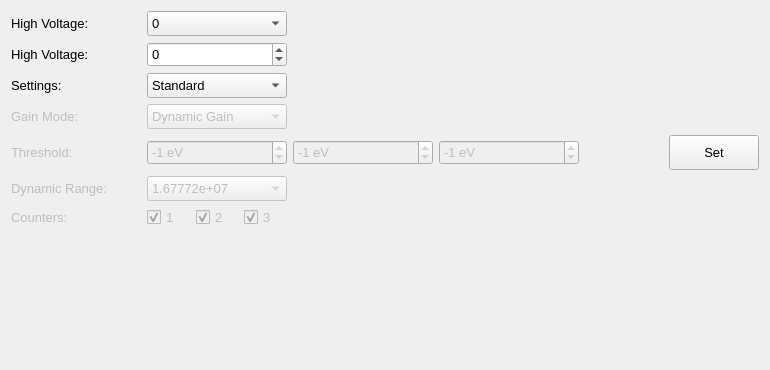
Qt form slsDetectorGui/forms/form_tab_settings.ui (slsdetectorgroup/slsDetectorPackage) before a commit.
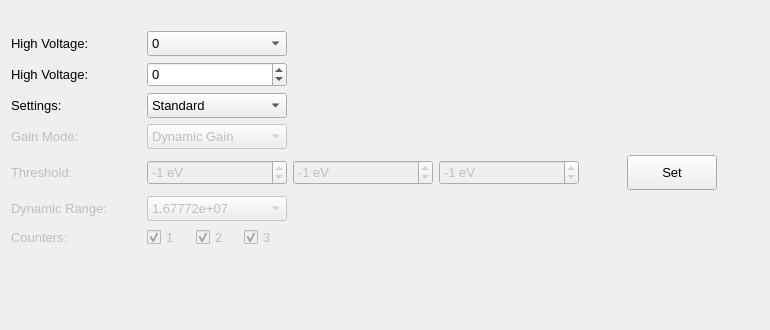
The same form after that commit. Icons and pictures are not drawn.

```diff
--- a/slsDetectorGui/forms/form_tab_settings.ui
+++ b/slsDetectorGui/forms/form_tab_settings.ui
@@ -7,7 +7,7 @@
     <x>0</x>
     <y>0</y>
     <width>770</width>
-    <height>370</height>
+    <height>330</height>
    </rect>
   </property>
   <property name="sizePolicy">
@@ -38,60 +38,7 @@
    <string>Form</string>
   </property>
   <layout class="QGridLayout" name="gridLayout">
-   <item row="4" column="0">
-    <widget class="QLabel" name="lblThreshold">
-     <property name="enabled">
-      <bool>false</bool>
-     </property>
-     <property name="minimumSize">
-      <size>
-       <width>110</width>
-       <height>0</height>
-      </size>
-     </property>
-     <property name="maximumSize">
-      <size>
-       <width>110</width>
-       <height>16777215</height>
-      </size>
-     </property>
-     <property name="font">
-      <font>
-       <family>Cantarell</family>
-       <pointsize>10</pointsize>
-      </font>
-     </property>
-     <property name="text">
-      <string>Threshold:</string>
-     </property>
-    </widget>
-   </item>
-   <item row="6" column="2">
-    <widget class="QCheckBox" name="chkCounter1">
-     <property name="enabled">
-      <bool>false</bool>
-     </property>
-     <property name="maximumSize">
-      <size>
-       <width>50</width>
-       <height>16777215</height>
-      </size>
-     </property>
-     <property name="font">
-      <font>
-       <family>Cantarell</family>
-       <pointsize>10</pointsize>
-      </font>
-     </property>
-     <property name="text">
-      <string>1</string>
-     </property>
-     <property name="checked">
-      <bool>true</bool>
-     </property>
-    </widget>
-   </item>
-   <item row="0" column="2" colspan="3">
+   <item row="1" column="2" colspan="3">
     <widget class="QComboBox" name="comboHV">
      <property name="sizePolicy">
       <sizepolicy hsizetype="Expanding" vsizetype="Fixed">
@@ -157,39 +104,7 @@
      </item>
     </widget>
    </item>
-   <item row="7" column="2">
-    <spacer name="verticalSpacer">
-     <property name="orientation">
-      <enum>Qt::Vertical</enum>
-     </property>
-     <property name="sizeType">
-      <enum>QSizePolicy::Expanding</enum>
-     </property>
-     <property name="sizeHint" stdset="0">
-      <size>
-       <width>20</width>
-       <height>20</height>
-      </size>
-     </property>
-    </spacer>
-   </item>
-   <item row="2" column="1">
-    <spacer name="horizontalSpacer">
-     <property name="orientation">
-      <enum>Qt::Horizontal</enum>
-     </property>
-     <property name="sizeType">
-      <enum>QSizePolicy::Fixed</enum>
-     </property>
-     <property name="sizeHint" stdset="0">
-      <size>
-       <width>20</width>
-       <height>20</height>
-      </size>
-     </property>
-    </spacer>
-   </item>
-   <item row="2" column="0">
+   <item row="3" column="0">
     <widget class="QLabel" name="lblSettings">
      <property name="enabled">
       <bool>true</bool>
@@ -217,255 +132,70 @@
      </property>
     </widget>
    </item>
-   <item row="4" column="6">
-    <widget class="QSpinBox" name="spinThreshold3">
-     <property name="enabled">
-      <bool>false</bool>
-     </property>
-     <property name="minimumSize">
-      <size>
-       <width>140</width>
-       <height>25</height>
-      </size>
-     </property>
-     <property name="maximumSize">
-      <size>
-       <width>140</width>
-       <height>25</height>
-      </size>
-     </property>
-     <property name="font">
-      <font>
-       <family>Cantarell</family>
-       <pointsize>10</pointsize>
-      </font>
-     </property>
-     <property name="keyboardTracking">
-      <bool>false</bool>
-     </property>
-     <property name="suffix">
-      <string> eV</string>
-     </property>
-     <property name="minimum">
-      <number>-100000</number>
-     </property>
-     <property name="maximum">
-      <number>100000</number>
-     </property>
-     <property name="singleStep">
-      <number>100</number>
-     </property>
-     <property name="value">
-      <number>-1</number>
-     </property>
-    </widget>
-   </item>
-   <item row="3" column="2" colspan="3">
-    <widget class="QComboBox" name="comboGainMode">
-     <property name="enabled">
-      <bool>false</bool>
-     </property>
-     <property name="sizePolicy">
-      <sizepolicy hsizetype="Preferred" vsizetype="Fixed">
-       <horstretch>0</horstretch>
-       <verstretch>0</verstretch>
-      </sizepolicy>
-     </property>
-     <property name="minimumSize">
-      <size>
-       <width>0</width>
-       <height>25</height>
-      </size>
-     </property>
-     <property name="maximumSize">
-      <size>
-       <width>140</width>
-       <height>25</height>
-      </size>
-     </property>
-     <property name="font">
-      <font>
-       <family>Cantarell</family>
-       <pointsize>10</pointsize>
-      </font>
-     </property>
-     <property name="toolTip">
-      <string>&lt;html&gt;&lt;head/&gt;&lt;body&gt;&lt;p&gt;Gain Mode of the detector&lt;/p&gt;&lt;p&gt; #gainmode#&lt;/p&gt;&lt;p&gt;&lt;br/&gt;&lt;/p&gt;&lt;p&gt;Fix G0 is to be used with utmost caution. Can damage the detector!&lt;/p&gt;&lt;/body&gt;&lt;/html&gt;</string>
-     </property>
-     <item>
-      <property name="text">
-       <string>Dynamic Gain</string>
-      </property>
-     </item>
-     <item>
-      <property name="text">
-       <string>Force Switch G1</string>
-      </property>
-     </item>
-     <item>
-      <property name="text">
-       <string>Force Switch G2</string>
-      </property>
-     </item>
-     <item>
-      <property name="text">
-       <string>Fix G1</string>
-      </property>
-     </item>
-     <item>
-      <property name="text">
-       <string>Fix G2</string>
-      </property>
-     </item>
-     <item>
-      <property name="text">
-       <string>Fix G0</string>
-      </property>
-     </item>
-    </widget>
-   </item>
-   <item row="4" column="7">
-    <spacer name="horizontalSpacer_3">
-     <property name="orientation">
-      <enum>Qt::Horizontal</enum>
-     </property>
-     <property name="sizeType">
-      <enum>QSizePolicy::Expanding</enum>
-     </property>
-     <property name="sizeHint" stdset="0">
-      <size>
-       <width>20</width>
-       <height>20</height>
-      </size>
-     </property>
-    </spacer>
-   </item>
-   <item row="3" column="0">
-    <widget class="QLabel" name="lblGainMode">
-     <property name="enabled">
-      <bool>false</bool>
-     </property>
-     <property name="minimumSize">
-      <size>
-       <width>110</width>
-       <height>0</height>
-      </size>
-     </property>
-     <property name="maximumSize">
-      <size>
-       <width>110</width>
-       <height>16777215</height>
-      </size>
-     </property>
-     <property name="font">
-      <font>
-       <family>Cantarell</family>
-       <pointsize>10</pointsize>
-      </font>
-     </property>
-     <property name="text">
-      <string>Gain Mode:</string>
-     </property>
-    </widget>
-   </item>
-   <item row="0" column="0">
-    <widget class="QLabel" name="lblComboHV">
-     <property name="sizePolicy">
-      <sizepolicy hsizetype="Fixed" vsizetype="Preferred">
-       <horstretch>0</horstretch>
-       <verstretch>0</verstretch>
-      </sizepolicy>
-     </property>
-     <property name="font">
-      <font>
-       <family>Cantarell</family>
-       <pointsize>10</pointsize>
-      </font>
-     </property>
-     <property name="toolTip">
-      <string>&lt;html&gt;&lt;head/&gt;&lt;body&gt;&lt;p&gt;High Voltage&lt;/p&gt;&lt;p&gt; #highvoltage#&lt;/p&gt;&lt;/body&gt;&lt;/html&gt;</string>
-     </property>
-     <property name="text">
-      <string>High Voltage: </string>
-     </property>
-    </widget>
-   </item>
-   <item row="6" column="3">
-    <widget class="QCheckBox" name="chkCounter2">
-     <property name="enabled">
-      <bool>false</bool>
-     </property>
-     <property name="maximumSize">
-      <size>
-       <width>50</width>
-       <height>16777215</height>
-      </size>
-     </property>
-     <property name="font">
-      <font>
-       <family>Cantarell</family>
-       <pointsize>10</pointsize>
-      </font>
-     </property>
-     <property name="text">
-      <string>2</string>
-     </property>
-     <property name="checked">
-      <bool>true</bool>
-     </property>
-    </widget>
-   </item>
-   <item row="5" column="2" colspan="3">
-    <widget class="QComboBox" name="comboDynamicRange">
-     <property name="enabled">
-      <bool>false</bool>
-     </property>
-     <property name="minimumSize">
-      <size>
-       <width>0</width>
-       <height>25</height>
-      </size>
-     </property>
-     <property name="maximumSize">
-      <size>
-       <width>140</width>
-       <height>25</height>
-      </size>
-     </property>
-     <property name="font">
-      <font>
-       <family>Cantarell</family>
-       <pointsize>10</pointsize>
-      </font>
-     </property>
-     <item>
-      <property name="text">
-       <string>1.67772e+07</string>
-      </property>
-     </item>
-     <item>
-      <property name="text">
-       <string>65535</string>
-      </property>
-     </item>
-     <item>
-      <property name="text">
-       <string>4095</string>
-      </property>
-     </item>
-     <item>
-      <property name="text">
-       <string>255</string>
-      </property>
-     </item>
-     <item>
-      <property name="text">
-       <string>7</string>
-      </property>
-     </item>
-    </widget>
-   </item>
    <item row="1" column="0">
+    <widget class="QLabel" name="lblComboHV">
+     <property name="sizePolicy">
+      <sizepolicy hsizetype="Fixed" vsizetype="Preferred">
+       <horstretch>0</horstretch>
+       <verstretch>0</verstretch>
+      </sizepolicy>
+     </property>
+     <property name="font">
+      <font>
+       <family>Cantarell</family>
+       <pointsize>10</pointsize>
+      </font>
+     </property>
+     <property name="toolTip">
+      <string>&lt;html&gt;&lt;head/&gt;&lt;body&gt;&lt;p&gt;High Voltage&lt;/p&gt;&lt;p&gt; #highvoltage#&lt;/p&gt;&lt;/body&gt;&lt;/html&gt;</string>
+     </property>
+     <property name="text">
+      <string>High Voltage: </string>
+     </property>
+    </widget>
+   </item>
+   <item row="8" column="2">
+    <spacer name="verticalSpacer">
+     <property name="orientation">
+      <enum>Qt::Vertical</enum>
+     </property>
+     <property name="sizeType">
+      <enum>QSizePolicy::Expanding</enum>
+     </property>
+     <property name="sizeHint" stdset="0">
+      <size>
+       <width>20</width>
+       <height>20</height>
+      </size>
+     </property>
+    </spacer>
+   </item>
+   <item row="7" column="4">
+    <widget class="QCheckBox" name="chkCounter3">
+     <property name="enabled">
+      <bool>false</bool>
+     </property>
+     <property name="maximumSize">
+      <size>
+       <width>50</width>
+       <height>16777215</height>
+      </size>
+     </property>
+     <property name="font">
+      <font>
+       <family>Cantarell</family>
+       <pointsize>10</pointsize>
+      </font>
+     </property>
+     <property name="text">
+      <string>3</string>
+     </property>
+     <property name="checked">
+      <bool>true</bool>
+     </property>
+    </widget>
+   </item>
+   <item row="2" column="0">
     <widget class="QLabel" name="lblSpinHV">
      <property name="sizePolicy">
       <sizepolicy hsizetype="Fixed" vsizetype="Preferred">
@@ -487,21 +217,31 @@
      </property>
     </widget>
    </item>
-   <item row="4" column="2" colspan="3">
-    <widget class="QSpinBox" name="spinThreshold">
+   <item row="5" column="7">
+    <spacer name="horizontalSpacer_3">
+     <property name="orientation">
+      <enum>Qt::Horizontal</enum>
+     </property>
+     <property name="sizeType">
+      <enum>QSizePolicy::Expanding</enum>
+     </property>
+     <property name="sizeHint" stdset="0">
+      <size>
+       <width>20</width>
+       <height>20</height>
+      </size>
+     </property>
+    </spacer>
+   </item>
+   <item row="7" column="2">
+    <widget class="QCheckBox" name="chkCounter1">
      <property name="enabled">
       <bool>false</bool>
      </property>
-     <property name="minimumSize">
-      <size>
-       <width>140</width>
-       <height>25</height>
-      </size>
-     </property>
      <property name="maximumSize">
       <size>
-       <width>140</width>
-       <height>25</height>
+       <width>50</width>
+       <height>16777215</height>
       </size>
      </property>
      <property name="font">
@@ -510,27 +250,43 @@
        <pointsize>10</pointsize>
       </font>
      </property>
-     <property name="keyboardTracking">
-      <bool>false</bool>
+     <property name="text">
+      <string>1</string>
      </property>
-     <property name="suffix">
-      <string> eV</string>
-     </property>
-     <property name="minimum">
-      <number>-100000</number>
-     </property>
-     <property name="maximum">
-      <number>100000</number>
-     </property>
-     <property name="singleStep">
-      <number>100</number>
-     </property>
-     <property name="value">
-      <number>-1</number>
+     <property name="checked">
+      <bool>true</bool>
      </property>
     </widget>
    </item>
    <item row="5" column="0">
+    <widget class="QLabel" name="lblThreshold">
+     <property name="enabled">
+      <bool>false</bool>
+     </property>
+     <property name="minimumSize">
+      <size>
+       <width>110</width>
+       <height>0</height>
+      </size>
+     </property>
+     <property name="maximumSize">
+      <size>
+       <width>110</width>
+       <height>16777215</height>
+      </size>
+     </property>
+     <property name="font">
+      <font>
+       <family>Cantarell</family>
+       <pointsize>10</pointsize>
+      </font>
+     </property>
+     <property name="text">
+      <string>Threshold:</string>
+     </property>
+    </widget>
+   </item>
+   <item row="6" column="0">
     <widget class="QLabel" name="lblDynamicRange">
      <property name="enabled">
       <bool>false</bool>
@@ -559,6 +315,71 @@
     </widget>
    </item>
    <item row="2" column="2" colspan="3">
+    <widget class="QSpinBox" name="spinHV">
+     <property name="sizePolicy">
+      <sizepolicy hsizetype="Expanding" vsizetype="Fixed">
+       <horstretch>0</horstretch>
+       <verstretch>0</verstretch>
+      </sizepolicy>
+     </property>
+     <property name="minimumSize">
+      <size>
+       <width>0</width>
+       <height>25</height>
+      </size>
+     </property>
+     <property name="maximumSize">
+      <size>
+       <width>140</width>
+       <height>25</height>
+      </size>
+     </property>
+     <property name="font">
+      <font>
+       <family>Cantarell</family>
+       <pointsize>10</pointsize>
+      </font>
+     </property>
+     <property name="toolTip">
+      <string>&lt;html&gt;&lt;head/&gt;&lt;body&gt;&lt;p&gt;High Voltage. Range: 60 - 200V. Swich off high voltage by setting to 0.&lt;/p&gt;&lt;p&gt;-1 corresponds to different values from detectors.&lt;/p&gt;&lt;p&gt;#highvoltage#&lt;/p&gt;&lt;/body&gt;&lt;/html&gt;</string>
+     </property>
+     <property name="keyboardTracking">
+      <bool>false</bool>
+     </property>
+     <property name="minimum">
+      <number>-1</number>
+     </property>
+     <property name="maximum">
+      <number>200</number>
+     </property>
+    </widget>
+   </item>
+   <item row="7" column="3">
+    <widget class="QCheckBox" name="chkCounter2">
+     <property name="enabled">
+      <bool>false</bool>
+     </property>
+     <property name="maximumSize">
+      <size>
+       <width>50</width>
+       <height>16777215</height>
+      </size>
+     </property>
+     <property name="font">
+      <font>
+       <family>Cantarell</family>
+       <pointsize>10</pointsize>
+      </font>
+     </property>
+     <property name="text">
+      <string>2</string>
+     </property>
+     <property name="checked">
+      <bool>true</bool>
+     </property>
+    </widget>
+   </item>
+   <item row="3" column="2" colspan="3">
     <widget class="QComboBox" name="comboSettings">
      <property name="enabled">
       <bool>true</bool>
@@ -703,118 +524,7 @@
      </item>
     </widget>
    </item>
-   <item row="6" column="0">
-    <widget class="QLabel" name="lblCounter">
-     <property name="enabled">
-      <bool>false</bool>
-     </property>
-     <property name="minimumSize">
-      <size>
-       <width>110</width>
-       <height>0</height>
-      </size>
-     </property>
-     <property name="maximumSize">
-      <size>
-       <width>110</width>
-       <height>16777215</height>
-      </size>
-     </property>
-     <property name="font">
-      <font>
-       <family>Cantarell</family>
-       <pointsize>10</pointsize>
-      </font>
-     </property>
-     <property name="text">
-      <string>Counters:</string>
-     </property>
-    </widget>
-   </item>
-   <item row="4" column="5">
-    <widget class="QSpinBox" name="spinThreshold2">
-     <property name="enabled">
-      <bool>false</bool>
-     </property>
-     <property name="minimumSize">
-      <size>
-       <width>140</width>
-       <height>25</height>
-      </size>
-     </property>
-     <property name="maximumSize">
-      <size>
-       <width>140</width>
-       <height>25</height>
-      </size>
-     </property>
-     <property name="font">
-      <font>
-       <family>Cantarell</family>
-       <pointsize>10</pointsize>
-      </font>
-     </property>
-     <property name="keyboardTracking">
-      <bool>false</bool>
-     </property>
-     <property name="suffix">
-      <string> eV</string>
-     </property>
-     <property name="minimum">
-      <number>-100000</number>
-     </property>
-     <property name="maximum">
-      <number>100000</number>
-     </property>
-     <property name="singleStep">
-      <number>100</number>
-     </property>
-     <property name="value">
-      <number>-1</number>
-     </property>
-    </widget>
-   </item>
-   <item row="1" column="2" colspan="3">
-    <widget class="QSpinBox" name="spinHV">
-     <property name="sizePolicy">
-      <sizepolicy hsizetype="Expanding" vsizetype="Fixed">
-       <horstretch>0</horstretch>
-       <verstretch>0</verstretch>
-      </sizepolicy>
-     </property>
-     <property name="minimumSize">
-      <size>
-       <width>0</width>
-       <height>25</height>
-      </size>
-     </property>
-     <property name="maximumSize">
-      <size>
-       <width>140</width>
-       <height>25</height>
-      </size>
-     </property>
-     <property name="font">
-      <font>
-       <family>Cantarell</family>
-       <pointsize>10</pointsize>
-      </font>
-     </property>
-     <property name="toolTip">
-      <string>&lt;html&gt;&lt;head/&gt;&lt;body&gt;&lt;p&gt;High Voltage. Range: 60 - 200V. Swich off high voltage by setting to 0.&lt;/p&gt;&lt;p&gt;-1 corresponds to different values from detectors.&lt;/p&gt;&lt;p&gt;#highvoltage#&lt;/p&gt;&lt;/body&gt;&lt;/html&gt;</string>
-     </property>
-     <property name="keyboardTracking">
-      <bool>false</bool>
-     </property>
-     <property name="minimum">
-      <number>-1</number>
-     </property>
-     <property name="maximum">
-      <number>200</number>
-     </property>
-    </widget>
-   </item>
-   <item row="4" column="8">
+   <item row="5" column="8">
     <widget class="QPushButton" name="btnSetThreshold">
      <property name="enabled">
       <bool>true</bool>
@@ -895,14 +605,20 @@
      </property>
     </widget>
    </item>
-   <item row="6" column="4">
-    <widget class="QCheckBox" name="chkCounter3">
+   <item row="4" column="0">
+    <widget class="QLabel" name="lblGainMode">
      <property name="enabled">
       <bool>false</bool>
      </property>
+     <property name="minimumSize">
+      <size>
+       <width>110</width>
+       <height>0</height>
+      </size>
+     </property>
      <property name="maximumSize">
       <size>
-       <width>50</width>
+       <width>110</width>
        <height>16777215</height>
       </size>
      </property>
@@ -913,13 +629,323 @@
       </font>
      </property>
      <property name="text">
-      <string>3</string>
+      <string>Gain Mode:</string>
      </property>
-     <property name="checked">
-      <bool>true</bool>
+    </widget>
+   </item>
+   <item row="5" column="2" colspan="3">
+    <widget class="QSpinBox" name="spinThreshold">
+     <property name="enabled">
+      <bool>false</bool>
      </property>
+     <property name="minimumSize">
+      <size>
+       <width>140</width>
+       <height>25</height>
+      </size>
+     </property>
+     <property name="maximumSize">
+      <size>
+       <width>140</width>
+       <height>25</height>
+      </size>
+     </property>
+     <property name="font">
+      <font>
+       <family>Cantarell</family>
+       <pointsize>10</pointsize>
+      </font>
+     </property>
+     <property name="keyboardTracking">
+      <bool>false</bool>
+     </property>
+     <property name="suffix">
+      <string> eV</string>
+     </property>
+     <property name="minimum">
+      <number>-100000</number>
+     </property>
+     <property name="maximum">
+      <number>100000</number>
+     </property>
+     <property name="singleStep">
+      <number>100</number>
+     </property>
+     <property name="value">
+      <number>-1</number>
+     </property>
     </widget>
    </item>
+   <item row="5" column="5">
+    <widget class="QSpinBox" name="spinThreshold2">
+     <property name="enabled">
+      <bool>false</bool>
+     </property>
+     <property name="minimumSize">
+      <size>
+       <width>140</width>
+       <height>25</height>
+      </size>
+     </property>
+     <property name="maximumSize">
+      <size>
+       <width>140</width>
+       <height>25</height>
+      </size>
+     </property>
+     <property name="font">
+      <font>
+       <family>Cantarell</family>
+       <pointsize>10</pointsize>
+      </font>
+     </property>
+     <property name="keyboardTracking">
+      <bool>false</bool>
+     </property>
+     <property name="suffix">
+      <string> eV</string>
+     </property>
+     <property name="minimum">
+      <number>-100000</number>
+     </property>
+     <property name="maximum">
+      <number>100000</number>
+     </property>
+     <property name="singleStep">
+      <number>100</number>
+     </property>
+     <property name="value">
+      <number>-1</number>
+     </property>
+    </widget>
+   </item>
+   <item row="4" column="2" colspan="3">
+    <widget class="QComboBox" name="comboGainMode">
+     <property name="enabled">
+      <bool>false</bool>
+     </property>
+     <property name="sizePolicy">
+      <sizepolicy hsizetype="Preferred" vsizetype="Fixed">
+       <horstretch>0</horstretch>
+       <verstretch>0</verstretch>
+      </sizepolicy>
+     </property>
+     <property name="minimumSize">
+      <size>
+       <width>0</width>
+       <height>25</height>
+      </size>
+     </property>
+     <property name="maximumSize">
+      <size>
+       <width>140</width>
+       <height>25</height>
+      </size>
+     </property>
+     <property name="font">
+      <font>
+       <family>Cantarell</family>
+       <pointsize>10</pointsize>
+      </font>
+     </property>
+     <property name="toolTip">
+      <string>&lt;html&gt;&lt;head/&gt;&lt;body&gt;&lt;p&gt;Gain Mode of the detector&lt;/p&gt;&lt;p&gt; #gainmode#&lt;/p&gt;&lt;p&gt;&lt;br/&gt;&lt;/p&gt;&lt;p&gt;Fix G0 is to be used with utmost caution. Can damage the detector!&lt;/p&gt;&lt;/body&gt;&lt;/html&gt;</string>
+     </property>
+     <item>
+      <property name="text">
+       <string>Dynamic Gain</string>
+      </property>
+     </item>
+     <item>
+      <property name="text">
+       <string>Force Switch G1</string>
+      </property>
+     </item>
+     <item>
+      <property name="text">
+       <string>Force Switch G2</string>
+      </property>
+     </item>
+     <item>
+      <property name="text">
+       <string>Fix G1</string>
+      </property>
+     </item>
+     <item>
+      <property name="text">
+       <string>Fix G2</string>
+      </property>
+     </item>
+     <item>
+      <property name="text">
+       <string>Fix G0</string>
+      </property>
+     </item>
+    </widget>
+   </item>
+   <item row="5" column="6">
+    <widget class="QSpinBox" name="spinThreshold3">
+     <property name="enabled">
+      <bool>false</bool>
+     </property>
+     <property name="minimumSize">
+      <size>
+       <width>140</width>
+       <height>25</height>
+      </size>
+     </property>
+     <property name="maximumSize">
+      <size>
+       <width>140</width>
+       <height>25</height>
+      </size>
+     </property>
+     <property name="font">
+      <font>
+       <family>Cantarell</family>
+       <pointsize>10</pointsize>
+      </font>
+     </property>
+     <property name="keyboardTracking">
+      <bool>false</bool>
+     </property>
+     <property name="suffix">
+      <string> eV</string>
+     </property>
+     <property name="minimum">
+      <number>-100000</number>
+     </property>
+     <property name="maximum">
+      <number>100000</number>
+     </property>
+     <property name="singleStep">
+      <number>100</number>
+     </property>
+     <property name="value">
+      <number>-1</number>
+     </property>
+    </widget>
+   </item>
+   <item row="6" column="2" colspan="3">
+    <widget class="QComboBox" name="comboDynamicRange">
+     <property name="enabled">
+      <bool>false</bool>
+     </property>
+     <property name="minimumSize">
+      <size>
+       <width>0</width>
+       <height>25</height>
+      </size>
+     </property>
+     <property name="maximumSize">
+      <size>
+       <width>140</width>
+       <height>25</height>
+      </size>
+     </property>
+     <property name="font">
+      <font>
+       <family>Cantarell</family>
+       <pointsize>10</pointsize>
+      </font>
+     </property>
+     <item>
+      <property name="text">
+       <string>1.67772e+07</string>
+      </property>
+     </item>
+     <item>
+      <property name="text">
+       <string>65535</string>
+      </property>
+     </item>
+     <item>
+      <property name="text">
+       <string>4095</string>
+      </property>
+     </item>
+     <item>
+      <property name="text">
+       <string>255</string>
+      </property>
+     </item>
+     <item>
+      <property name="text">
+       <string>7</string>
+      </property>
+     </item>
+    </widget>
+   </item>
+   <item row="3" column="1">
+    <spacer name="horizontalSpacer">
+     <property name="orientation">
+      <enum>Qt::Horizontal</enum>
+     </property>
+     <property name="sizeType">
+      <enum>QSizePolicy::Fixed</enum>
+     </property>
+     <property name="sizeHint" stdset="0">
+      <size>
+       <width>20</width>
+       <height>20</height>
+      </size>
+     </property>
+    </spacer>
+   </item>
+   <item row="0" column="0">
+    <spacer name="horizontalSpacer_2">
+     <property name="orientation">
+      <enum>Qt::Horizontal</enum>
+     </property>
+     <property name="sizeHint" stdset="0">
+      <size>
+       <width>40</width>
+       <height>20</height>
+      </size>
+     </property>
+    </spacer>
+   </item>
+   <item row="7" column="0">
+    <widget class="QLabel" name="lblCounter">
+     <property name="enabled">
+      <bool>false</bool>
+     </property>
+     <property name="minimumSize">
+      <size>
+       <width>110</width>
+       <height>0</height>
+      </size>
+     </property>
+     <property name="maximumSize">
+      <size>
+       <width>110</width>
+       <height>16777215</height>
+      </size>
+     </property>
+     <property name="font">
+      <font>
+       <family>Cantarell</family>
+       <pointsize>10</pointsize>
+      </font>
+     </property>
+     <property name="text">
+      <string>Counters:</string>
+     </property>
+    </widget>
+   </item>
+   <item row="5" column="9">
+    <spacer name="horizontalSpacer_4">
+     <property name="orientation">
+      <enum>Qt::Horizontal</enum>
+     </property>
+     <property name="sizeHint" stdset="0">
+      <size>
+       <width>40</width>
+       <height>20</height>
+      </size>
+     </property>
+    </spacer>
+   </item>
   </layout>
  </widget>
  <tabstops>
```
